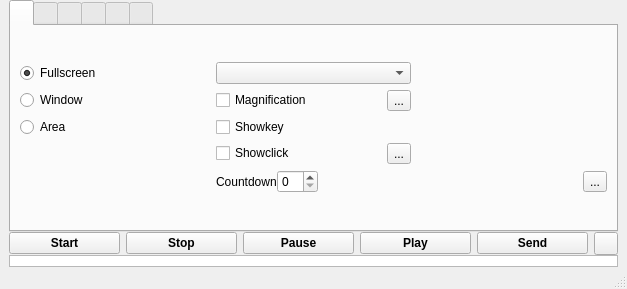
Before: the Qt Designer form vokoscreen.ui in yanuarakhid/vokoscreen, drawn with Qt 5.
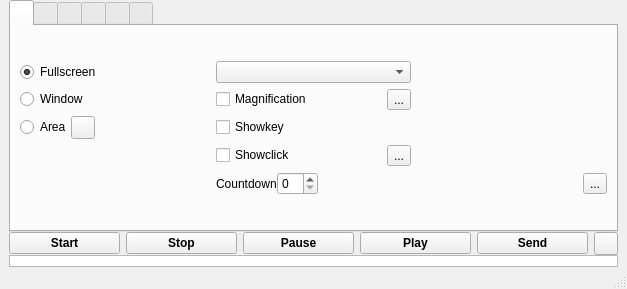
After: the same form once the commit is applied.

```diff
--- a/vokoscreen.ui
+++ b/vokoscreen.ui
@@ -92,13 +92,6 @@
               </property>
              </widget>
             </item>
-            <item row="2" column="0">
-             <widget class="QRadioButton" name="AreaRadioButton">
-              <property name="text">
-               <string>Area</string>
-              </property>
-             </widget>
-            </item>
             <item row="1" column="1">
              <layout class="QHBoxLayout" name="horizontalLayout_4">
               <item>
@@ -210,6 +203,37 @@
               </item>
              </layout>
             </item>
+            <item row="2" column="0">
+             <layout class="QHBoxLayout" name="horizontalLayout_23">
+              <item>
+               <widget class="QRadioButton" name="AreaRadioButton">
+                <property name="text">
+                 <string>Area</string>
+                </property>
+               </widget>
+              </item>
+              <item>
+               <widget class="QToolButton" name="areaResetButton">
+                <property name="text">
+                 <string/>
+                </property>
+               </widget>
+              </item>
+              <item>
+               <spacer name="horizontalSpacer_4">
+                <property name="orientation">
+                 <enum>Qt::Horizontal</enum>
+                </property>
+                <property name="sizeHint" stdset="0">
+                 <size>
+                  <width>40</width>
+                  <height>20</height>
+                 </size>
+                </property>
+               </spacer>
+              </item>
+             </layout>
+            </item>
            </layout>
           </item>
          </layout>
```
